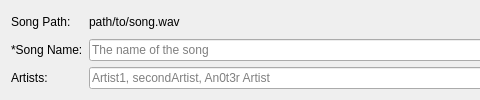
Above: SoundDrive/Widgets/AddSongs/found_song.ui from Nmstr/SoundDrive before the change; both pictures show x 0 to 480 and y 0 to 100 of the 750 by 100 pixel window. Below: the same form after it.
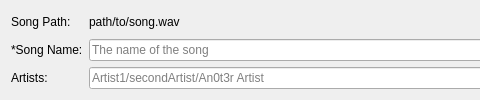
That is the form after the change.

Diff of the .ui file:
```diff
--- a/SoundDrive/Widgets/AddSongs/found_song.ui
+++ b/SoundDrive/Widgets/AddSongs/found_song.ui
@@ -52,7 +52,7 @@
    <item row="3" column="2">
     <widget class="QLineEdit" name="artists_input">
      <property name="placeholderText">
-      <string>Artist1, secondArtist, An0t3r Artist</string>
+      <string>Artist1/secondArtist/An0t3r Artist</string>
      </property>
     </widget>
    </item>
```
